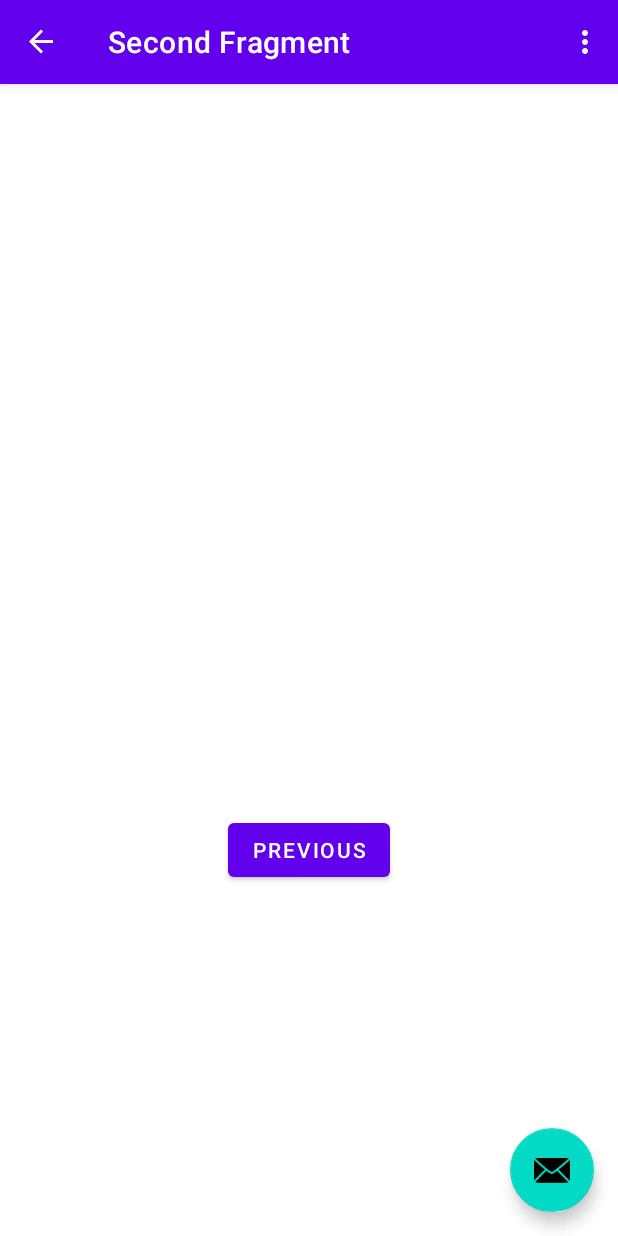
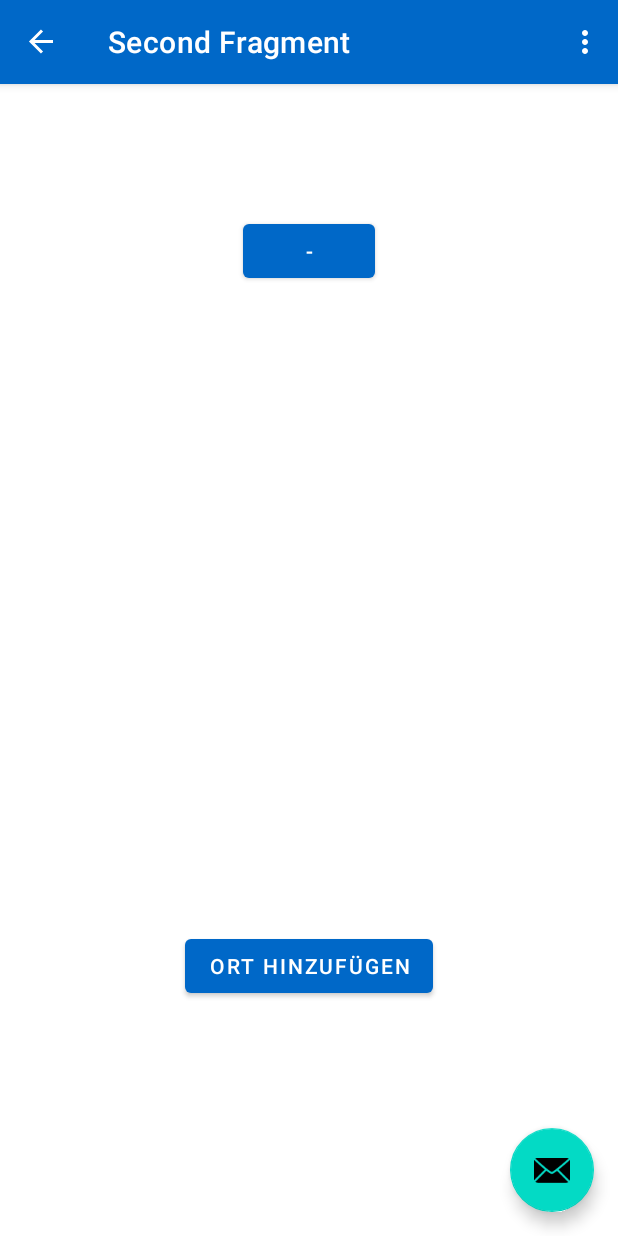
Before and after one commit to EniatinusJr/AndroidApp, an Android app: the PlaceFragment screen opened through its navigation route, on a phone screen of 412 x 824 dp. Run offline under Robolectric (Android 15) with nearby library versions, the phone set to English and light mode, and no system bars; our stand-ins replace navigation-ui; 2 statements that could not run were skipped.

Commit message:
change layout of place view

```diff
--- a/youreLate/app/src/main/res/layout/fragment_second.xml
+++ b/youreLate/app/src/main/res/layout/fragment_second.xml
@@ -6,22 +6,28 @@
     android:layout_height="match_parent"
     tools:context=".PlaceFragment">
 
-    <TextView
-        android:id="@+id/textview_second"
+    <Button
+        android:id="@+id/button_add"
         android:layout_width="wrap_content"
         android:layout_height="wrap_content"
-        app:layout_constraintBottom_toTopOf="@id/button_second"
+        android:layout_marginStart="123dp"
+        android:layout_marginEnd="123dp"
+        android:layout_marginBottom="156dp"
+        android:text="Ort hinzufügen"
+        app:layout_constraintBottom_toBottomOf="parent"
+        app:layout_constraintEnd_toEndOf="parent"
+        app:layout_constraintStart_toStartOf="parent" />
+
+    <Button
+        android:id="@+id/button_place1"
+        android:layout_width="wrap_content"
+        android:layout_height="wrap_content"
+        android:layout_marginStart="161dp"
+        android:layout_marginTop="87dp"
+        android:layout_marginEnd="162dp"
+        android:text="-"
         app:layout_constraintEnd_toEndOf="parent"
         app:layout_constraintStart_toStartOf="parent"
         app:layout_constraintTop_toTopOf="parent" />
 
-    <Button
-        android:id="@+id/button_second"
-        android:layout_width="wrap_content"
-        android:layout_height="wrap_content"
-        android:text="@string/previous"
-        app:layout_constraintBottom_toBottomOf="parent"
-        app:layout_constraintEnd_toEndOf="parent"
-        app:layout_constraintStart_toStartOf="parent"
-        app:layout_constraintTop_toBottomOf="@id/textview_second" />
 </androidx.constraintlayout.widget.ConstraintLayout>
--- a/youreLate/app/src/main/res/values/colors.xml
+++ b/youreLate/app/src/main/res/values/colors.xml
@@ -1,7 +1,7 @@
 <?xml version="1.0" encoding="utf-8"?>
 <resources>
     <color name="purple_200">#FFBB86FC</color>
-    <color name="purple_500">#FF6200EE</color>
+    <color name="purple_500">#0068C8</color>
     <color name="purple_700">#FF3700B3</color>
     <color name="teal_200">#FF03DAC5</color>
     <color name="teal_700">#FF018786</color>
```
